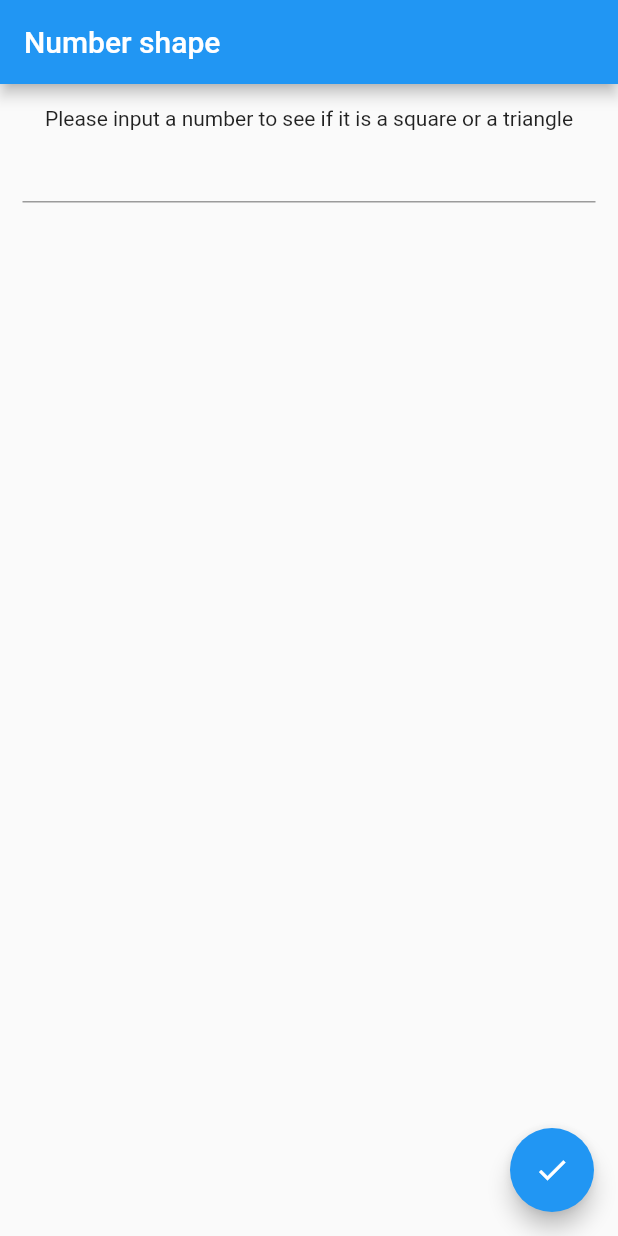
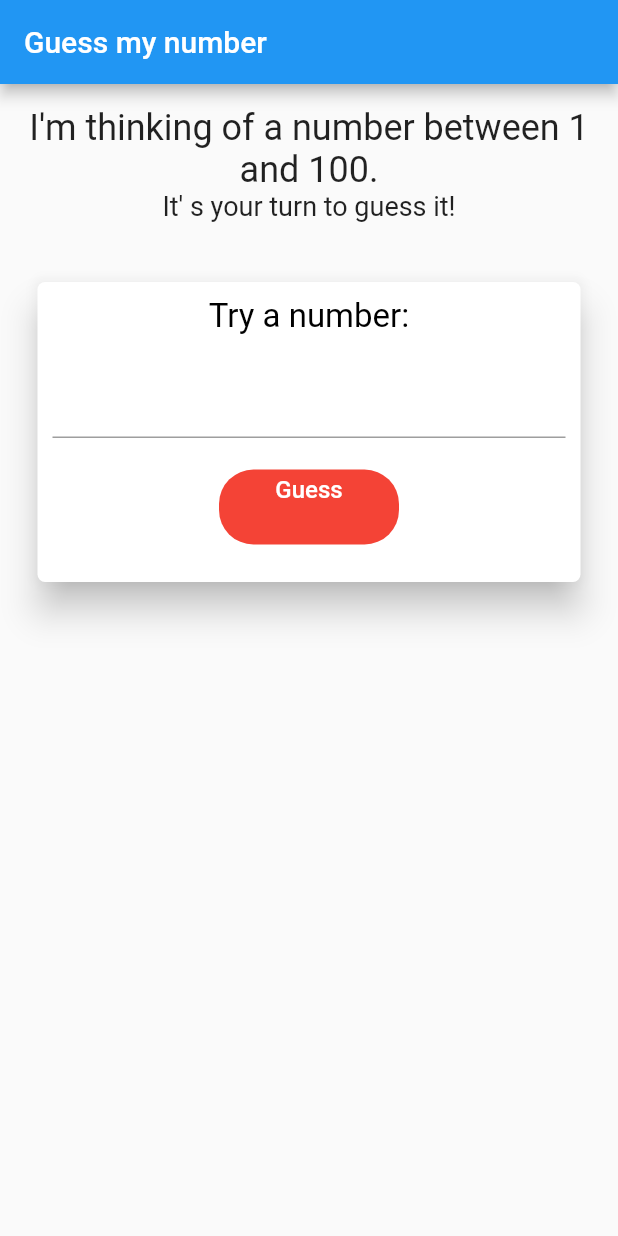
Before and after one commit to AndreiMargaritoiu/google-flutter, a Flutter app: the screen it shows after launch, on a phone screen of 412 x 824 dp. Run offline on Flutter 3.47's test engine with Material 2 defaults, Android fonts, the phone set to English and light mode, and no system bars.

Commit message:
implemented Guess my number app

```diff
--- /dev/null
+++ b/lib/homework2/guess_my_number.dart
@@ -0,0 +1,239 @@
+import 'dart:math';
+
+import 'package:flutter/material.dart';
+import 'package:flutter/scheduler.dart';
+import 'package:flutter/services.dart';
+
+class MyApp extends StatelessWidget {
+  @override
+  Widget build(BuildContext context) {
+    return MaterialApp(
+      title: 'Flutter Demo',
+      theme: ThemeData(
+        primarySwatch: Colors.blue,
+        visualDensity: VisualDensity.adaptivePlatformDensity,
+      ),
+      home: const MyHomePage(title: 'Guess my number'),
+    );
+  }
+}
+
+class MyHomePage extends StatefulWidget {
+  const MyHomePage({Key key, this.title}) : super(key: key);
+
+  final String title;
+
+  @override
+  _MyHomePageState createState() => _MyHomePageState();
+}
+
+class _MyHomePageState extends State<MyHomePage> {
+
+  int numberToBeGuessed, inputNumber;
+  String result, buttonText = 'Guess';
+  bool isEmpty = true, guessPressed = false, okPressed = false;
+  TextEditingController nameHolder = TextEditingController();
+
+  @override
+  void initState() {
+    super.initState();
+    SchedulerBinding.instance.addPostFrameCallback((_) {
+      numberToBeGuessed = _generateRandomNumber();
+    });
+  }
+
+  int _generateRandomNumber() {
+    final Random random = Random();
+    final int returned = random.nextInt(101);
+    print(returned);
+    return returned;
+  }
+
+  void _guessAction(int inputNumber) {
+    setState(() {
+      if (!isEmpty) {
+        guessPressed = true;
+        if (inputNumber < numberToBeGuessed) {
+          result = '''You tried ${inputNumber.toString()}.
+       Try higher!''';
+        } else if (inputNumber > numberToBeGuessed) {
+          result = '''You tried ${inputNumber.toString()}.
+       Try lower!''';
+        } else {
+          result = '''You tried ${inputNumber.toString()}.
+       You guessed right!''';
+        }
+      }
+      nameHolder.clear();
+      isEmpty = true;
+    });
+  }
+
+  void _tryAgainAction() {
+    if (!okPressed) {
+      Navigator.of(context).pop();
+    }
+    nameHolder.clear();
+    setState(() {
+      guessPressed = false;
+      inputNumber = null;
+      buttonText = 'Guess';
+      okPressed = false;
+      numberToBeGuessed = _generateRandomNumber();
+    });
+  }
+
+  void _okAction() {
+    Navigator.of(context).pop();
+    setState(() {
+      okPressed = true;
+      buttonText = 'Reset';
+    });
+  }
+
+  @override
+  Widget build(BuildContext context) {
+    return Scaffold(
+      appBar: AppBar(
+        title: Text(widget.title),
+      ),
+      body: Center(
+        child: Column(
+          mainAxisAlignment: MainAxisAlignment.start,
+          children: <Widget>[
+            Container(
+                margin: const EdgeInsets.all(15.0),
+                child: Column(children: <Widget>[
+                  const Text(
+                    'I\'m thinking of a number between 1 and 100.',
+                    style: TextStyle(
+                      fontSize: 24.0,
+                    ),
+                    textAlign: TextAlign.center,
+                  ),
+                  const Text(
+                    'It\' s your turn to guess it!',
+                    style: TextStyle(
+                      fontSize: 18.0,
+                    ),
+                    textAlign: TextAlign.center,
+                  ),
+                  if (guessPressed)
+                    Text(
+                      result,
+                      style: const TextStyle(
+                        fontSize: 30.0,
+                        color: Colors.grey,
+                      ),
+                      textAlign: TextAlign.center,
+                    ),
+                ])),
+            Container(
+                margin: const EdgeInsets.all(10.0),
+                child: Column(
+                  crossAxisAlignment: CrossAxisAlignment.center,
+                  children: <Widget>[
+                    Container(
+                        height: 230,
+                        child: Card(
+                          semanticContainer: true,
+                          child: Column(children: <Widget>[
+                            Container(
+                                margin: const EdgeInsets.all(10.0),
+                                child: const Text('Try a number:',
+                                    style: TextStyle(
+                                        color: Colors.black, fontSize: 22.0))),
+                            Container(
+                                margin: const EdgeInsets.all(10.0),
+                                child: TextField(
+                                    controller: nameHolder,
+                                    keyboardType: TextInputType.number,
+                                    inputFormatters: <TextInputFormatter>[
+                                      FilteringTextInputFormatter.digitsOnly
+                                    ],
+                                    onChanged: (String value) {
+                                      setState(() {
+                                        if (value.isEmpty) {
+                                          isEmpty = true;
+                                        } else {
+                                          inputNumber = int.parse(value);
+                                          isEmpty = false;
+                                        }
+                                      });
+                                    })),
+                            Container(
+                                margin: const EdgeInsets.all(11.0),
+                                child: SizedBox(
+                                    width: 120.0,
+                                    height: 50.0,
+                                    child: FlatButton(
+                                        onPressed: () {
+                                          if (okPressed) {
+                                            _tryAgainAction();
+                                          } else {
+                                            _guessAction(inputNumber);
+                                            if (inputNumber ==
+                                                numberToBeGuessed)
+                                              showDialog<AlertDialog>(
+                                                  context: context,
+                                                  builder:
+                                                      (BuildContext context) {
+                                                    return AlertDialog(
+                                                      title: const Text(
+                                                          'You guessed right!',
+                                                          style: TextStyle(
+                                                              color: Colors
+                                                                  .deepOrange)),
+                                                      content: Row(
+                                                          children: <Widget>[
+                                                            Text(
+                                                                'It was ${numberToBeGuessed.toString()}',
+                                                                style: const TextStyle(
+                                                                    color: Colors
+                                                                        .black))
+                                                          ]),
+                                                      actions: <Widget>[
+                                                        FlatButton(
+                                                            child: const Text(
+                                                                'Try Again!'),
+                                                            onPressed:
+                                                                _tryAgainAction),
+                                                        FlatButton(
+                                                            child: const Text(
+                                                                'OK'),
+                                                            onPressed:
+                                                                _okAction)
+                                                      ],
+                                                    );
+                                                  });
+                                          }
+                                        },
+                                        shape: RoundedRectangleBorder(
+                                          borderRadius:
+                                              BorderRadius.circular(23.0),
+                                        ),
+                                        color: Colors.red,
+                                        textColor: Colors.white,
+                                        splashColor: Colors.deepOrange[900],
+                                        child: Container(
+                                            margin: const EdgeInsets.all(4.0),
+                                            child: Column(children: <Widget>[
+                                              Text(buttonText,
+                                                  style: const TextStyle(
+                                                      fontSize: 16.0))
+                                            ])))))
+                          ]),
+                          shape: RoundedRectangleBorder(
+                            borderRadius: BorderRadius.circular(5.0),
+                          ),
+                          elevation: 10,
+                          margin: const EdgeInsets.all(15),
+                        ))
+                  ],
+                ))
+          ],
+        ),
+      ),
+    );
+  }
+}
--- a/lib/main.dart
+++ b/lib/main.dart
@@ -1,6 +1,6 @@
 import 'package:flutter/material.dart';
-import 'homework2/number_shape.dart' as number_shape;
+import 'homework2/guess_my_number.dart' as guess_my_number;
 
 void main() {
-  runApp(number_shape.MyApp());
+  runApp(guess_my_number.MyApp());
 }
```
Also changed, not shown: lib/homework2/number_shape.dart (+2 -5 lines).
